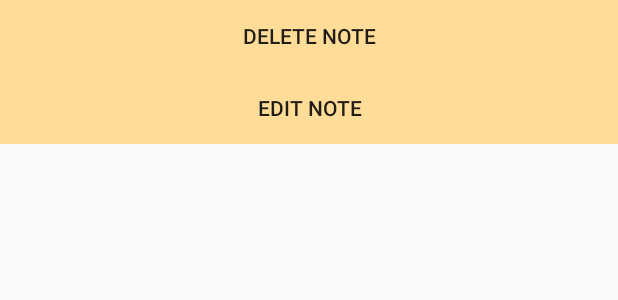
After one commit to RosyTucker/NoteMaker, an Android app: the layout custommenudialog.xml on its own in the app's theme, with its tools: preview values and no code run, on a phone screen of 412 x 824 dp. The commit adds this screen. Shown: the top 300 px of the screen. Run offline under Robolectric (Android 15) with nearby library versions, the phone set to English and light mode, and no system bars.

Commit message:
Add existing source

```diff
--- /dev/null
+++ b/notemaker/src/main/java/uk/co/iceroad/notemaker/Setting.java
@@ -0,0 +1,6 @@
+package uk.co.iceroad.notemaker;
+
+import android.app.Activity;
+
+public class Setting extends Activity {
+}
--- /dev/null
+++ b/notemaker/src/main/res/drawable/button.xml
@@ -0,0 +1,9 @@
+<?xml version="1.0" encoding="utf-8"?>
+<selector xmlns:android="http://schemas.android.com/apk/res/android">
+
+    <item android:drawable="@color/button_normal"
+        android:state_focused="false"
+        android:state_pressed="true"/>
+    <item android:drawable="@color/button_pressed"/>
+
+</selector>
--- /dev/null
+++ b/notemaker/src/main/res/layout/custommenudialog.xml
@@ -0,0 +1,40 @@
+<?xml version="1.0" encoding="utf-8"?>
+<LinearLayout xmlns:android="http://schemas.android.com/apk/res/android"
+     android:id="@+id/dia_root"
+    android:layout_width="fill_parent"
+     android:background="@color/background"
+    android:layout_height="wrap_content"
+    android:orientation="vertical" >
+
+
+    <LinearLayout
+        android:layout_width="fill_parent"
+        android:layout_height="wrap_content"
+        android:layout_weight="0.5" >
+
+    </LinearLayout>
+
+        <Button
+            android:id="@+id/deleteButton"
+            android:layout_width="fill_parent"
+            android:layout_height="fill_parent"
+            android:layout_weight="0.5"
+             android:background="@drawable/button"
+            android:text="Delete Note"
+            />
+         <Button
+            android:id="@+id/editButton"
+            android:layout_width="fill_parent"
+            android:layout_height="fill_parent"
+            android:layout_weight="0.5"
+             android:background="@drawable/button"
+            android:text="Edit Note"
+            />
+
+         <LinearLayout
+             android:layout_width="fill_parent"
+             android:layout_height="wrap_content"
+             android:layout_weight="0.5" >
+         </LinearLayout>
+
+</LinearLayout>
--- /dev/null
+++ b/notemaker/src/main/res/menu/menuoption.xml
@@ -0,0 +1,6 @@
+<?xml version="1.0" encoding="utf-8"?>
+<menu xmlns:android="http://schemas.android.com/apk/res/android" >
+
+ <item android:id="@+id/options"
+              android:title="Options" />
+</menu>
--- /dev/null
+++ b/notemaker/src/main/res/values/colors.xml
@@ -0,0 +1,6 @@
+<?xml version="1.0" encoding="utf-8"?>
+<resources>
+    <color name="button_normal">#FFDD33</color>
+    <color name="button_pressed">#FFDD99</color>
+    <color name="background">#FFFFFF</color>
+</resources>
--- a/notemaker/src/main/res/values/strings.xml
+++ b/notemaker/src/main/res/values/strings.xml
@@ -3,4 +3,5 @@
 
     <string name="hello_world">Hello world!</string>
     <string name="action_settings">Settings</string>
+    <string name="new_note_button_text">New Note</string>
 </resources>
```
Also changed, not shown: notemaker/src/main/java/uk/co/iceroad/notemaker/MainActivity.java (+202 -16 lines), notemaker/src/main/res/layout/activity_main.xml (deleted, +0 -16 lines), notemaker/src/main/res/layout/customdialog.xml (added, +41 -0 lines), notemaker/src/main/res/layout/main.xml (added, +23 -0 lines), notemaker/src/main/res/layout/menuitem.xml (added, +15 -0 lines), notemaker/src/main/res/menu/menu_main.xml (deleted, +0 -9 lines), notemaker/src/main/res/mipmap-hdpi/ic_launcher.png, 1 other file.
